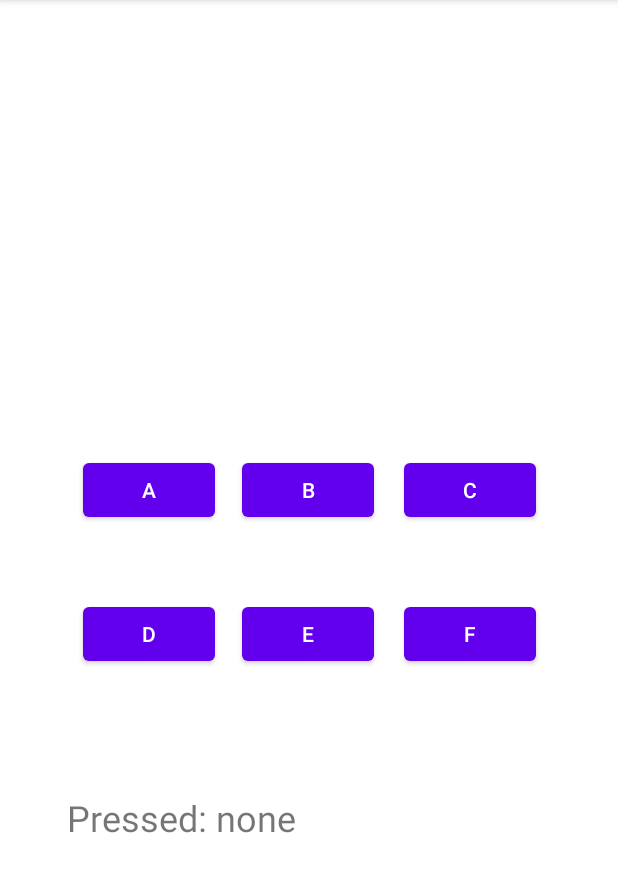
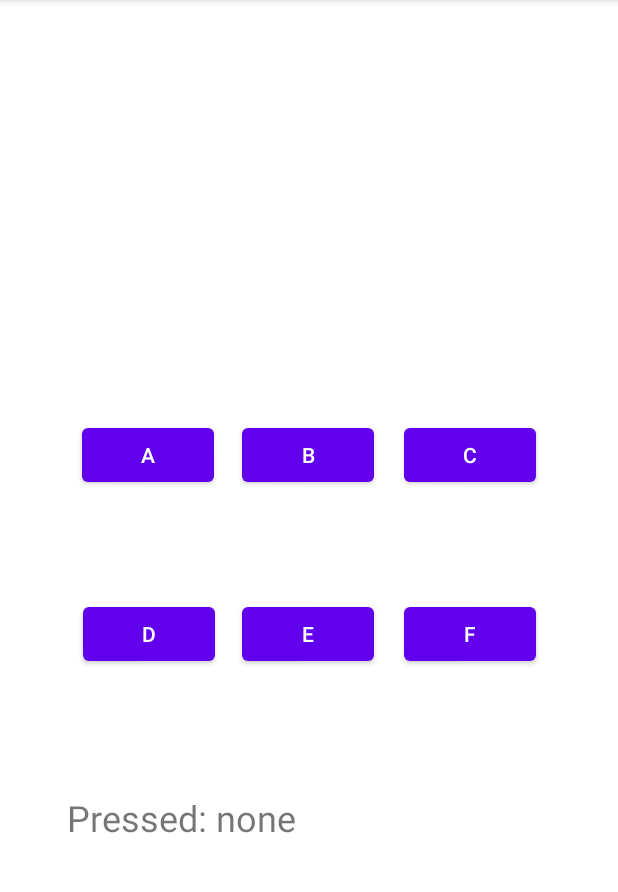
Before and after one commit to martapalermo/5520_SemesterApp, an Android app: the A3 screen opened directly, with no data from a screen before it, on a phone screen of 412 x 824 dp, the part 84-976 px from its top. Run offline under Robolectric (Android 15) with nearby library versions, the phone set to English and light mode, and no system bars.

Commit message:
small edits

```diff
--- a/app/src/main/java/edu/neu/madcourse/madsu21_martapalermo/A3.java
+++ b/app/src/main/java/edu/neu/madcourse/madsu21_martapalermo/A3.java
@@ -11,7 +11,7 @@ public class A3 extends AppCompatActivity {
     @Override
     protected void onCreate(Bundle savedInstanceState) {
         super.onCreate(savedInstanceState);
-        setContentView(R.layout.activity_clickyclik);
+        setContentView(R.layout.activity_clickyclick);
 
         Button buttonA = findViewById(R.id.buttonA);
         buttonA.setOnClickListener(v -> {
--- a/app/src/main/java/edu/neu/madcourse/madsu21_martapalermo/MainActivity.java
+++ b/app/src/main/java/edu/neu/madcourse/madsu21_martapalermo/MainActivity.java
@@ -20,11 +20,13 @@ public class MainActivity extends AppCompatActivity {
         clickyClick.setOnClickListener(v -> openClickyClick());
     }
 
+    // opens A1 window
     private void openAbout() {
         Intent intent = new Intent(this, A1.class);
         startActivity(intent);
     }
 
+    // opens A3 window
     private void openClickyClick() {
         Intent intent = new Intent(this, A3.class);
         startActivity(intent);
--- a/app/src/main/res/layout/activity_clickyclik.xml
+++ b/app/src/main/res/layout/activity_clickyclick.xml
@@ -13,10 +13,10 @@
         android:text="@string/a"
         app:layout_constraintBottom_toBottomOf="parent"
         app:layout_constraintEnd_toEndOf="parent"
-        app:layout_constraintHorizontal_bias="0.17"
+        app:layout_constraintHorizontal_bias="0.169"
         app:layout_constraintStart_toStartOf="parent"
         app:layout_constraintTop_toTopOf="parent"
-        app:layout_constraintVertical_bias="0.42" />
+        app:layout_constraintVertical_bias="0.388" />
 
     <Button
         android:id="@+id/buttonB"
@@ -25,10 +25,10 @@
         android:text="@string/b"
         app:layout_constraintBottom_toBottomOf="parent"
         app:layout_constraintEnd_toEndOf="parent"
-        app:layout_constraintHorizontal_bias="0.498"
+        app:layout_constraintHorizontal_bias="0.497"
         app:layout_constraintStart_toStartOf="parent"
         app:layout_constraintTop_toTopOf="parent"
-        app:layout_constraintVertical_bias="0.42" />
+        app:layout_constraintVertical_bias="0.388" />
 
     <Button
         android:id="@+id/buttonC"
@@ -40,7 +40,7 @@
         app:layout_constraintHorizontal_bias="0.832"
         app:layout_constraintStart_toStartOf="parent"
         app:layout_constraintTop_toTopOf="parent"
-        app:layout_constraintVertical_bias="0.42" />
+        app:layout_constraintVertical_bias="0.388" />
 
     <Button
         android:id="@+id/buttonD"
```
Also changed, not shown: 2 other files.
